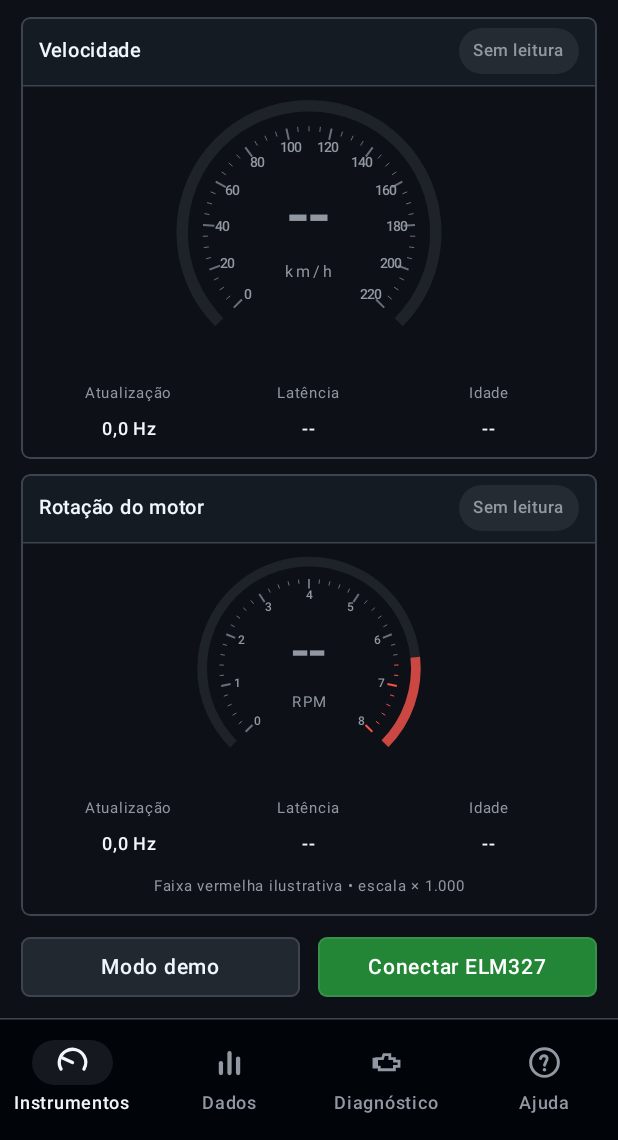
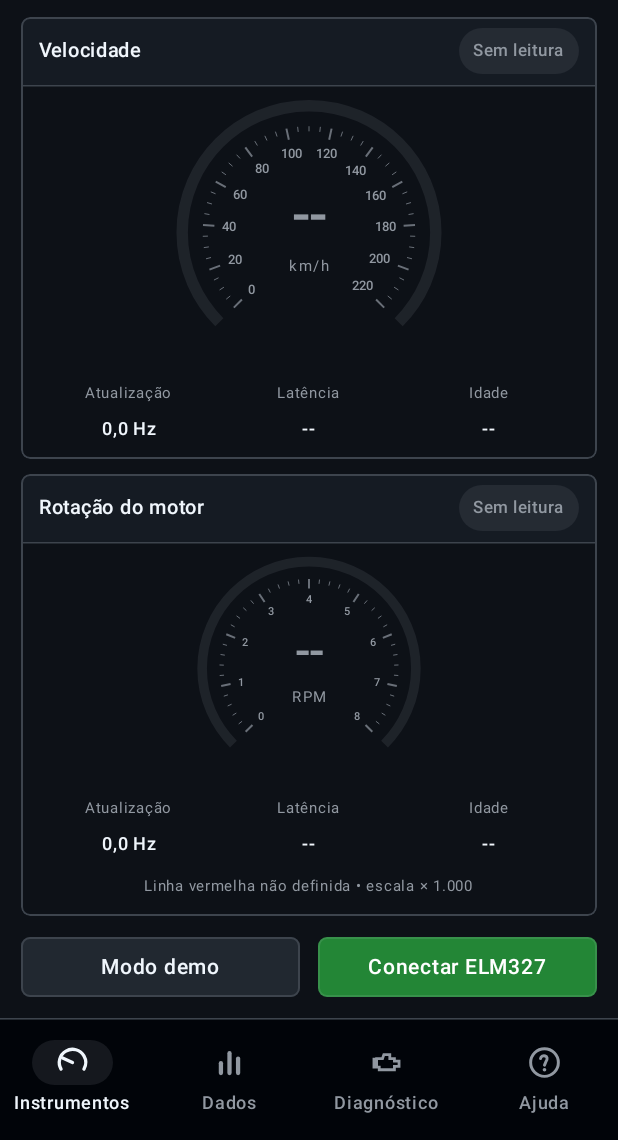
Before and after one commit to MateusMCG16/TrackerOBDMonitor, an Android app built with Jetpack Compose: the screen it shows after launch (MainActivity), on a phone screen of 412 x 824 dp, the part 96-1236 px from its top. Run offline under Robolectric (Android 15) with nearby library versions, the phone set to English and light mode, and no system bars.

Commit message:
Versão 1.1.00: pede a linha vermelha depois de conectar
O OBD2 não tem PID para o limite de giro, então o app pergunta. Na
primeira leitura de RPM de cada abertura aparece a tela "Linha vermelha
do motor": medir acelerando até o corte ou digitar o valor. O valor fica
salvo no aparelho e pode ser trocado em Ajuda > Veículo. O conta-giros
passa a desenhar a faixa vermelha a partir dele e ajusta a escala; sem
valor, não há faixa. Testado no carro: parada, a Tracker corta em ~3.000
rpm, então o valor certo é o do painel (6.000 rpm), digitado.

Também corrige os mostradores: cada número da escala é afastado das
marcações pelo próprio tamanho, e o valor central ficou menor para não
encostar nos números da escala.

Adiciona o CLAUDE.md com a regra de versionamento semântico do app.

Co-Authored-By: Claude Opus 5.5 <noreply@anthropic.com>

```diff
--- a/app/build.gradle.kts
+++ b/app/build.gradle.kts
@@ -6,8 +6,8 @@ android {
         applicationId = "br.com.tracker.obd"
         minSdk = 26
         targetSdk = 37
-        versionCode = 1
-        versionName = "1.0.0"
+        versionCode = 3
+        versionName = "1.1.00"
     }
     buildFeatures { compose = true }
     compileOptions { sourceCompatibility = JavaVersion.VERSION_17; targetCompatibility = JavaVersion.VERSION_17 }
--- a/app/src/main/java/br/com/tracker/obd/MainActivity.kt
+++ b/app/src/main/java/br/com/tracker/obd/MainActivity.kt
@@ -22,6 +22,7 @@ import androidx.compose.runtime.saveable.rememberSaveable
 import androidx.compose.ui.Modifier
 import androidx.compose.ui.platform.LocalContext
 import androidx.lifecycle.compose.collectAsStateWithLifecycle
+import br.com.tracker.obd.data.ConnectionPhase
 import br.com.tracker.obd.data.DataGroup
 import br.com.tracker.obd.ui.*
 import br.com.tracker.obd.ui.theme.Primer
@@ -47,9 +48,19 @@ class MainActivity : ComponentActivity() {
                 var tab by rememberSaveable { mutableStateOf(Tab.INSTRUMENTS) }
                 var dataTopic by rememberSaveable { mutableStateOf(DataTopic.MOTOR) }
                 var showConnection by rememberSaveable { mutableStateOf(false) }
+                val redline by model.redline.collectAsStateWithLifecycle()
+                // Asked once per launch, as soon as a real session delivers its first RPM
+                // sample: earlier there is nothing to measure, and demo has no engine.
+                var redlineAsked by rememberSaveable { mutableStateOf(false) }
+                var showRedline by rememberSaveable { mutableStateOf(false) }
+                val rpmArrived = state.phase == ConnectionPhase.RECEIVING && state.telemetry.rpm.reading.value != null
+                LaunchedEffect(rpmArrived) {
+                    if (rpmArrived && !redlineAsked) { redlineAsked = true; showRedline = true }
+                }
                 // Only the screen on display is read: Instruments keeps the link for speed and RPM.
-                LaunchedEffect(tab, dataTopic) {
-                    model.focus(when (tab) {
+                // While measuring the redline, nothing else may take the adapter's time.
+                LaunchedEffect(tab, dataTopic, showRedline) {
+                    model.focus(if (showRedline) emptySet() else when (tab) {
                         Tab.INSTRUMENTS -> emptySet()
                         Tab.DATA -> setOf(dataTopic.group)
                         Tab.DIAGNOSTICS -> setOf(DataGroup.HISTORY)
@@ -78,13 +89,18 @@ class MainActivity : ComponentActivity() {
                 }) { inner ->
                     val fill = Modifier.padding(inner)
                     when (tab) {
-                        Tab.INSTRUMENTS -> InstrumentsScreen(state, link,
+                        Tab.INSTRUMENTS -> InstrumentsScreen(state, link, redline,
                             onConnect = { showConnection = true; refresh() },
                             onDemo = model::demo, onDisconnect = model::disconnect, modifier = fill)
                         Tab.DATA -> DataScreen(state, dataTopic, onTopic = { dataTopic = it }, modifier = fill)
                         Tab.DIAGNOSTICS -> DiagnosticsScreen(state, onRead = model::readDtc, modifier = fill)
-                        Tab.HELP -> HelpScreen(state, modifier = fill)
+                        Tab.HELP -> HelpScreen(state, redline, onRedline = { showRedline = true }, modifier = fill)
                     }
+                    if (showRedline) RedlineScreen(state.telemetry.rpm.reading,
+                        live = state.phase == ConnectionPhase.RECEIVING || state.phase == ConnectionPhase.WAITING,
+                        saved = redline,
+                        onSave = { model.saveRedline(it); showRedline = false; tab = Tab.INSTRUMENTS },
+                        onDismiss = { showRedline = false })
                     if (showConnection) ConnectionScreen(devices, error,
                         onSelect = { showConnection = false; model.connect(it) }, onRefresh = refresh,
                         onSettings = { context.startActivity(Intent(Settings.ACTION_BLUETOOTH_SETTINGS)) },
--- /dev/null
+++ b/app/src/main/java/br/com/tracker/obd/settings/RedlineStore.kt
@@ -0,0 +1,36 @@
+package br.com.tracker.obd.settings
+
+import android.content.Context
+import androidx.core.content.edit
+import br.com.tracker.obd.data.RedlineSetting
+import br.com.tracker.obd.data.RedlineSource
+import kotlinx.coroutines.flow.MutableStateFlow
+import kotlinx.coroutines.flow.StateFlow
+import kotlinx.coroutines.flow.asStateFlow
+
+/**
+ * The redline is the one thing the app keeps between launches: the car cannot be
+ * asked for it. Two plain preferences, no telemetry; backups already exclude them.
+ */
+class RedlineStore(context: Context) {
+    private val prefs = context.getSharedPreferences("tobd_settings", Context.MODE_PRIVATE)
+    private val mutable = MutableStateFlow(load())
+    val setting: StateFlow<RedlineSetting?> = mutable.asStateFlow()
+
+    private fun load(): RedlineSetting? {
+        val rpm = prefs.getInt(KEY_RPM, 0).takeIf { it > 0 } ?: return null
+        val source = RedlineSource.entries.firstOrNull { it.name == prefs.getString(KEY_SOURCE, null) }
+            ?: RedlineSource.TYPED
+        return RedlineSetting(rpm, source)
+    }
+
+    fun save(setting: RedlineSetting) {
+        prefs.edit { putInt(KEY_RPM, setting.rpm); putString(KEY_SOURCE, setting.source.name) }
+        mutable.value = setting
+    }
+
+    private companion object {
+        const val KEY_RPM = "redline_rpm"
+        const val KEY_SOURCE = "redline_source"
+    }
+}
--- a/app/src/main/java/br/com/tracker/obd/ui/InstrumentsScreen.kt
+++ b/app/src/main/java/br/com/tracker/obd/ui/InstrumentsScreen.kt
@@ -21,7 +21,7 @@ import br.com.tracker.obd.ui.theme.*
  * gauges moved to [HelpScreen]; the fault codes moved to [DiagnosticsScreen].
  */
 @Composable fun InstrumentsScreen(
-    state: MonitorState, link: BluetoothLink, onConnect: () -> Unit,
+    state: MonitorState, link: BluetoothLink, redline: RedlineSetting?, onConnect: () -> Unit,
     onDemo: () -> Unit, onDisconnect: () -> Unit, modifier: Modifier = Modifier
 ) {
     val t = state.telemetry
@@ -47,10 +47,10 @@ import br.com.tracker.obd.ui.theme.*
 
             if (wide) Row(Modifier.fillMaxWidth().weight(1f), horizontalArrangement = Arrangement.spacedBy(14.dp)) {
                 SpeedGauge(t.speed, t.nowMs, state.live, Modifier.weight(1f).fillMaxHeight())
-                RpmGauge(t.rpm, t.nowMs, state.live, Modifier.weight(1f).fillMaxHeight())
+                RpmGauge(t.rpm, t.nowMs, state.live, redline, Modifier.weight(1f).fillMaxHeight())
             } else {
                 SpeedGauge(t.speed, t.nowMs, state.live, Modifier.fillMaxWidth().weight(1f))
-                RpmGauge(t.rpm, t.nowMs, state.live, Modifier.fillMaxWidth().weight(1f))
+                RpmGauge(t.rpm, t.nowMs, state.live, redline, Modifier.fillMaxWidth().weight(1f))
             }
 
             Row(Modifier.fillMaxWidth(), horizontalArrangement = Arrangement.spacedBy(12.dp)) {
--- a/app/src/main/java/br/com/tracker/obd/ui/components/InstrumentGauge.kt
+++ b/app/src/main/java/br/com/tracker/obd/ui/components/InstrumentGauge.kt
@@ -33,8 +33,11 @@ import kotlin.math.*
  */
 @Composable internal fun InstrumentGauge(
     title: String, unit: String, maximum: Float, data: SensorTelemetry,
-    nowMs: Long, live: Boolean, modifier: Modifier = Modifier, rpm: Boolean = false
+    nowMs: Long, live: Boolean, modifier: Modifier = Modifier, rpm: Boolean = false,
+    /** RPM only: where the red band starts. Null draws no band — it is never guessed. */
+    redline: RedlineSetting? = null
 ) {
+    val redFrom = redline?.rpm?.toFloat()
     val reading = data.reading
     val measuredValue = reading.value
     val quality = if (!live && reading.value != null) Availability.STALE else reading.availability(nowMs)
@@ -72,35 +75,48 @@ import kotlin.math.*
 
                 drawArc(Primer.BgNeutralMuted, 135f, 270f, false, topLeft, arcSize,
                     style = Stroke(band, cap = StrokeCap.Butt))
-                if (rpm) drawArc(Primer.FgDanger.copy(alpha = 0.8f), 135f + 270 * 6500 / 8000, 270f * 1500 / 8000,
+                if (redFrom != null && redFrom < maximum) drawArc(Primer.FgDanger.copy(alpha = 0.8f),
+                    135f + 270f * redFrom / maximum, 270f * (maximum - redFrom) / maximum,
                     false, topLeft, arcSize, style = Stroke(band, cap = StrokeCap.Butt))
                 if (value != null) {
                     val fraction = (value / maximum).coerceIn(0f, 1f)
-                    val fill = if (rpm && live0 && value >= 6500f) Primer.FgDanger else color
+                    val fill = if (redFrom != null && live0 && value >= redFrom) Primer.FgDanger else color
                     if (fraction > 0.004f) drawArc(fill, 135f, 270f * fraction,
                         false, topLeft, arcSize, style = Stroke(band, cap = StrokeCap.Round))
                 }
 
-                val ticks = if (rpm) 40 else 44
+                // RPM: five ticks per thousand, whatever the scale the redline asked for.
+                val ticks = if (rpm) (maximum / 1000).roundToInt() * 5 else 44
                 val paint = Paint(Paint.ANTI_ALIAS_FLAG).apply {
                     this.color = Primer.FgMuted.toArgb()
-                    textSize = (diameter * 0.055f).coerceAtLeast(7.sp.toPx())
-                    textAlign = Paint.Align.CENTER
+                    textSize = (diameter * 0.05f).coerceAtLeast(7.sp.toPx())
                     typeface = android.graphics.Typeface.create("sans-serif-medium", android.graphics.Typeface.NORMAL)
                 }
+                val tickOuter = radius - band * 1.8f
+                // Where a major tick ends: every label stays inside this circle, with a gap.
+                val tickInner = tickOuter - band
+                val gap = max(diameter * 0.03f, 3.dp.toPx())
+                val bounds = android.graphics.Rect()
                 for (i in 0..ticks) {
                     val angle = (135 + 270.0 * i / ticks) * PI / 180
                     val direction = Offset(cos(angle).toFloat(), sin(angle).toFloat())
                     val major = if (rpm) i % 5 == 0 else i % 4 == 0
-                    val outer = radius - band * 1.8f
-                    drawLine(if (rpm && i >= 33) Primer.FgDanger else Primer.FgMuted.copy(alpha = 0.7f), center + direction * outer,
-                        center + direction * (outer - if (major) band else band * 0.45f),
+                    val red = redFrom != null && maximum * i / ticks >= redFrom
+                    drawLine(if (red) Primer.FgDanger else Primer.FgMuted.copy(alpha = 0.7f), center + direction * tickOuter,
+                        center + direction * (tickOuter - if (major) band else band * 0.45f),
                         if (major) 2f else 1f)
                     if (major) {
-                        val labelRadius = radius - diameter * 0.155f
                         val label = if (rpm) (i / 5).toString() else (i * 5).toString()
-                        drawContext.canvas.nativeCanvas.drawText(label, center.x + direction.x * labelRadius,
-                            center.y + direction.y * labelRadius + paint.textSize / 3, paint)
+                        paint.getTextBounds(label, 0, label.length, bounds)
+                        // How far the label's box reaches toward the ticks along this
+                        // direction: a wide "120" at the side needs more room than a
+                        // single "4" at the top, so each label is pulled in by its own size.
+                        val reach = abs(direction.x) * bounds.width() / 2 + abs(direction.y) * bounds.height() / 2
+                        val labelRadius = tickInner - gap - reach
+                        // Centre the ink box itself, not the baseline, on the label point.
+                        drawContext.canvas.nativeCanvas.drawText(label,
+                            center.x + direction.x * labelRadius - bounds.exactCenterX(),
+                            center.y + direction.y * labelRadius - bounds.exactCenterY(), paint)
                     }
                 }
             }
@@ -109,7 +125,9 @@ import kotlin.math.*
                 val text = value?.roundToInt()?.toString() ?: "--"
                 // Width, not height, is what runs out first: "1071" needs a smaller
                 // face than "1" to clear the dial, so the numeral scales per digit.
-                val numeral = (side * 0.50f / max(2, text.length)).coerceIn(20f, 54f)
+                // 0.42 keeps a four-digit RPM about a third of the dial wide, clear of
+                // the "2" and "6" labels that sit on the same row.
+                val numeral = (side * 0.42f / max(2, text.length)).coerceIn(20f, 54f)
                 Text(text, color = if (live0) Primer.FgDefault else Primer.FgMuted,
                     fontSize = numeral.sp, fontWeight = FontWeight.SemiBold, letterSpacing = (-1).sp, maxLines = 1)
                 Text(unit, color = Primer.FgMuted, fontSize = (numeral * 0.24f).coerceIn(10f, 15f).sp,
@@ -125,7 +143,9 @@ import kotlin.math.*
                 String.format(PT_BR, "%.1f s", (nowMs - it).coerceAtLeast(0) / 1000.0)
             } ?: "--")
         }
-        val footnote = reading.issue ?: if (rpm) "Faixa vermelha ilustrativa • escala × 1.000" else null
+        val footnote = reading.issue ?: if (!rpm) null
+            else if (redline == null) "Linha vermelha não definida • escala × 1.000"
+            else "Linha vermelha ${String.format(PT_BR, "%,d", redline.rpm)} rpm (${redline.source.label}) • escala × 1.000"
         if (footnote != null) Text(footnote, color = if (reading.issue != null) Primer.FgAttention else Primer.FgMuted,
             fontSize = 10.sp, maxLines = 1, modifier = Modifier.padding(top = 4.dp))
     }
--- a/app/src/main/java/br/com/tracker/obd/ui/components/RpmGauge.kt
+++ b/app/src/main/java/br/com/tracker/obd/ui/components/RpmGauge.kt
@@ -1,6 +1,10 @@
 package br.com.tracker.obd.ui.components
 import androidx.compose.runtime.Composable
 import androidx.compose.ui.Modifier
+import br.com.tracker.obd.data.Redline
+import br.com.tracker.obd.data.RedlineSetting
 import br.com.tracker.obd.data.SensorTelemetry
-@Composable fun RpmGauge(data: SensorTelemetry, now: Long, live: Boolean, modifier: Modifier = Modifier) =
-    InstrumentGauge("Rotação do motor", "RPM", 8000f, data, now, live, modifier, rpm = true)
+@Composable fun RpmGauge(data: SensorTelemetry, now: Long, live: Boolean, redline: RedlineSetting?,
+    modifier: Modifier = Modifier) =
+    InstrumentGauge("Rotação do motor", "RPM", Redline.scaleFor(redline?.rpm).toFloat(), data, now, live, modifier,
+        rpm = true, redline = redline)
--- a/app/src/main/java/br/com/tracker/obd/viewmodel/DashboardViewModel.kt
+++ b/app/src/main/java/br/com/tracker/obd/viewmodel/DashboardViewModel.kt
@@ -10,7 +10,10 @@ import kotlinx.coroutines.flow.*
 class DashboardViewModel(application: Application) : AndroidViewModel(application) {
     private val bluetooth = BluetoothConnectionManager(application)
     private val repository = ObdRepository(viewModelScope, TransportConnector { bluetooth.connect(it) })
+    private val redlineStore = br.com.tracker.obd.settings.RedlineStore(application)
     val state = repository.state
+    val redline = redlineStore.setting
+    fun saveRedline(setting: br.com.tracker.obd.data.RedlineSetting) = redlineStore.save(setting)
     val bluetoothLink = bluetooth.link
     private val mutableDevices = MutableStateFlow<List<PairedDevice>>(emptyList())
     val devices = mutableDevices.asStateFlow()
--- a/app/src/main/res/xml/data_extraction_rules.xml
+++ b/app/src/main/res/xml/data_extraction_rules.xml
@@ -1,6 +1,6 @@
 <?xml version="1.0" encoding="utf-8"?>
-<!-- O aplicativo não persiste nada: sem banco, preferências ou arquivos de leitura.
-     Nada a restaurar em nuvem nem a transferir entre aparelhos. -->
+<!-- O aplicativo só guarda a linha vermelha escolhida pelo usuário; não há banco nem
+     arquivos de leitura. Nada vai para a nuvem nem é transferido entre aparelhos. -->
 <data-extraction-rules>
     <cloud-backup>
         <exclude domain="root" />
--- /dev/null
+++ b/core/src/main/kotlin/br/com/tracker/obd/data/Redline.kt
@@ -0,0 +1,46 @@
+package br.com.tracker.obd.data
+
+import kotlin.math.ceil
+
+/** How the user arrived at the redline: OBD-II has no PID for it, so it is never read from the car. */
+enum class RedlineSource(val label: String) { MEASURED("medida no corte"), TYPED("digitada") }
+
+data class RedlineSetting(val rpm: Int, val source: RedlineSource)
+
+object Redline {
+    /** A typed or measured value outside this range is a typo or a misread, not an engine. */
+    val VALID_RANGE = 3000..10000
+
+    /** Peaks below this are a blip of the throttle, not a run up to the cut. */
+    const val MIN_PEAK = 3000.0
+
+    /** A drop this far below the peak after it means the engine was cut or the throttle released. */
+    const val CUT_DROP = 600.0
+
+    /** The tachometer's full scale: the redline plus at least 1 000 rpm, in whole thousands. */
+    fun scaleFor(redline: Int?): Int {
+        if (redline == null) return 8000
+        return (ceil((redline + 1000) / 1000.0).toInt() * 1000).coerceIn(6000, 11000)
+    }
+
+    /** Parses what the user typed; null when it is not a plausible redline. */
+    fun parse(text: String): Int? = text.filter { it.isDigit() }.takeIf { it.length in 4..5 }
+        ?.toIntOrNull()?.takeIf { it in VALID_RANGE }
+
+    /** The measured peak rounded down to the hundred, so a sample on a bounce is not overstated. */
+    fun suggestion(peak: Double): Int? = ((peak / 100).toInt() * 100).takeIf { it in VALID_RANGE }
+}
+
+/**
+ * Follows the RPM samples while the user revs to the cut. At 5 Hz the very top
+ * of the cut can fall between two samples, so the peak is a floor, not the exact
+ * limiter value.
+ */
+data class RedlinePeak(val peak: Double = 0.0, val cut: Boolean = false, val samples: Int = 0) {
+    fun add(rpm: Double): RedlinePeak {
+        if (rpm.isNaN() || rpm < 0) return this
+        val top = maxOf(peak, rpm)
+        val dropped = top >= Redline.MIN_PEAK && top - rpm >= Redline.CUT_DROP
+        return RedlinePeak(top, cut || dropped, samples + 1)
+    }
+}
```
Also changed, not shown: app/src/main/java/br/com/tracker/obd/ui/HelpScreen.kt (+6 -3 lines), app/src/main/java/br/com/tracker/obd/ui/RedlineScreen.kt (added, +124 -0 lines), 3 other files.
